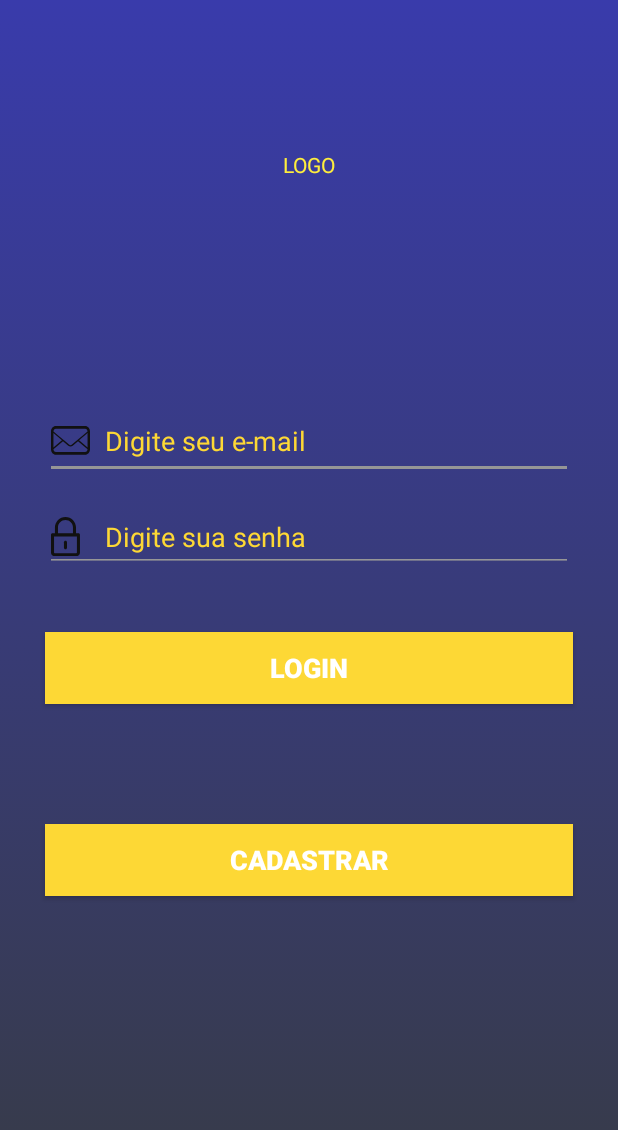
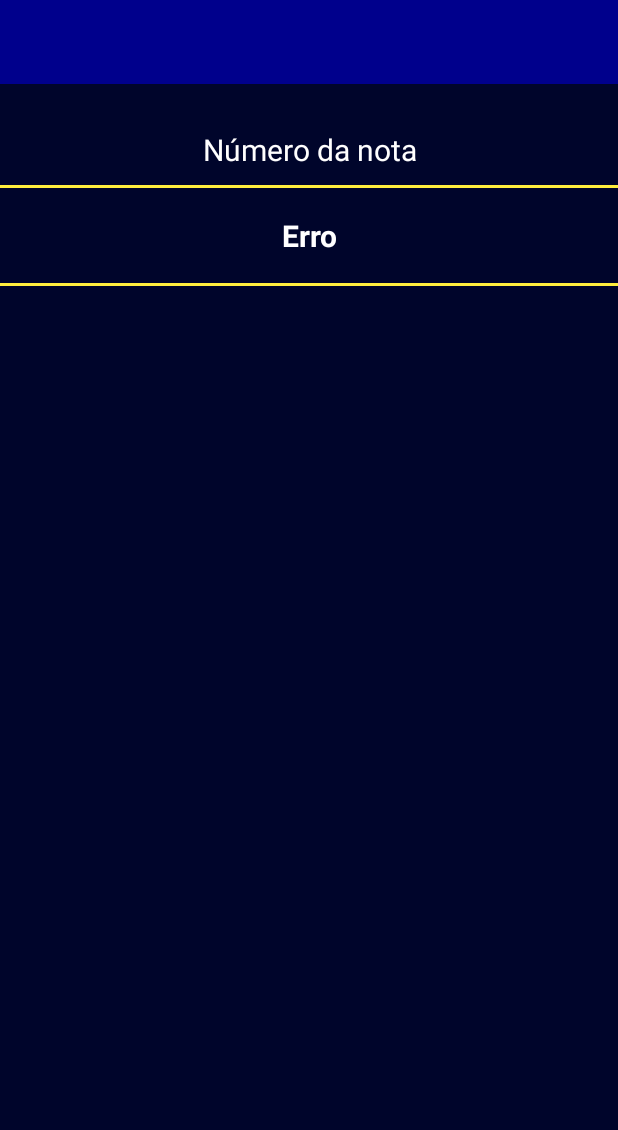
Before and after one commit to gabriel-os/ScanNF, an Android app: the screen it shows after launch (LoginActivity before the commit, InfoNFActivity after it), on a phone screen of 412 x 824 dp. Shown: the top 1130 px of the screen. Run offline under Robolectric (Android 15) with nearby library versions, the light colour scheme and no system bars; 1 statement that could not run was skipped.

Commit message:
Change de system of Barcode reader, change de color code again and create InfoNF's screen (28052019.2)

```diff
--- a/app/build.gradle
+++ b/app/build.gradle
@@ -32,5 +32,6 @@ dependencies {
     androidTestImplementation 'com.android.support.test.espresso:espresso-core:3.0.2'
     implementation 'com.android.support:recyclerview-v7:28.0.0'
     implementation 'com.google.firebase:firebase-core:16.0.9'
+    implementation 'com.journeyapps:zxing-android-embedded:3.5.0'
 }
 apply plugin: 'com.google.gms.google-services'
--- /dev/null
+++ b/app/src/main/java/com/example/scannf/activity/InfoNFActivity.java
@@ -0,0 +1,49 @@
+package com.example.scannf.activity;
+
+import android.content.Intent;
+import android.os.Bundle;
+import android.support.v7.app.AppCompatActivity;
+import android.widget.TextView;
+
+import com.example.scannf.R;
+import com.google.zxing.integration.android.IntentIntegrator;
+import com.google.zxing.integration.android.IntentResult;
+
+public class InfoNFActivity extends AppCompatActivity {
+    private TextView txtNumNF;
+
+    @Override
+    protected void onCreate(Bundle savedInstanceState) {
+        super.onCreate(savedInstanceState);
+        setContentView(R.layout.activity_info_nf);
+        txtNumNF = findViewById(R.id.txt_num_nf);
+
+        new IntentIntegrator(InfoNFActivity.this).setCaptureActivity(ScanActivity.class).initiateScan();
+    }
+
+    @Override
+    protected void onActivityResult(int requestCode, int resultCode, Intent data) {
+
+        IntentResult result = IntentIntegrator.parseActivityResult(requestCode, resultCode, data);
+
+        if (result != null) {
+            if (result.getContents() == null) {
+                finish();
+            } else {
+                //show dialogue with result
+                if (result.getFormatName() == "CODE_128") {
+                    showResultDialogue(result.getContents());
+                }
+            }
+        } else {
+            // This is important, otherwise the result will not be passed to the fragment
+            super.onActivityResult(requestCode, resultCode, data);
+        }
+    }
+
+    public void showResultDialogue(final String result) {
+        System.out.println(result);
+        txtNumNF.setText(result);
+    }
+
+}
--- a/app/src/main/java/com/example/scannf/LoginActivity.java
+++ b/app/src/main/java/com/example/scannf/activity/LoginActivity.java
@@ -1,10 +1,12 @@
-package com.example.scannf;
+package com.example.scannf.activity;
 
 import android.content.Intent;
 import android.os.Bundle;
 import android.support.v7.app.AppCompatActivity;
 import android.view.View;
 import android.widget.Button;
+
+import com.example.scannf.R;
 
 public class LoginActivity extends AppCompatActivity {
     private Button btnSingUp, btnLogin;
--- a/app/src/main/java/com/example/scannf/SingUpActivity.java
+++ b/app/src/main/java/com/example/scannf/activity/SingUpActivity.java
@@ -1,4 +1,4 @@
-package com.example.scannf;
+package com.example.scannf.activity;
 
 import android.os.Bundle;
 import android.support.annotation.NonNull;
@@ -9,6 +9,7 @@ import android.widget.Button;
 import android.widget.EditText;
 import android.widget.Toast;
 
+import com.example.scannf.R;
 import com.google.android.gms.tasks.OnCompleteListener;
 import com.google.android.gms.tasks.Task;
 import com.google.firebase.auth.AuthResult;
--- /dev/null
+++ b/app/src/main/res/layout/activity_info_nf.xml
@@ -0,0 +1,56 @@
+<?xml version="1.0" encoding="utf-8"?>
+<RelativeLayout xmlns:android="http://schemas.android.com/apk/res/android"
+    android:layout_width="match_parent"
+    android:layout_height="match_parent"
+    android:background="@color/dark">
+
+    <android.support.v7.widget.Toolbar
+        android:id="@+id/toolbar_info_nf"
+        android:layout_width="match_parent"
+        android:layout_height="?attr/actionBarSize"
+        android:background="@color/colorPrimaryDark" />
+
+    <TextView
+        android:id="@+id/lbl_titulo"
+        android:layout_width="match_parent"
+        android:layout_height="wrap_content"
+        android:layout_below="@id/toolbar_info_nf"
+        android:layout_marginTop="30dp"
+        android:text="@string/num_nota_title"
+        android:textAlignment="center"
+        android:textColor="#fff"
+        android:textSize="20dp" />
+
+    <View
+        android:id="@+id/view1"
+        android:layout_width="fill_parent"
+        android:layout_height="2dp"
+        android:layout_below="@+id/lbl_titulo"
+        android:layout_alignParentRight="true"
+        android:layout_marginTop="10dp"
+        android:background="@color/colorAccent" />
+
+    <TextView
+        android:id="@+id/txt_num_nf"
+        android:layout_width="match_parent"
+        android:layout_height="wrap_content"
+        android:layout_below="@id/view1"
+        android:layout_marginHorizontal="5dp"
+        android:layout_marginTop="18dp"
+        android:text="Erro"
+        android:textAlignment="center"
+        android:textColor="#fff"
+        android:textSize="20dp"
+        android:textStyle="bold" />
+
+    <View
+        android:id="@+id/view2"
+        android:layout_width="fill_parent"
+        android:layout_height="2dp"
+        android:layout_below="@+id/txt_num_nf"
+        android:layout_alignParentRight="true"
+        android:layout_marginTop="18dp"
+        android:background="@color/colorAccent" />
+
+
+</RelativeLayout>
--- a/app/src/main/res/layout/activity_login.xml
+++ b/app/src/main/res/layout/activity_login.xml
@@ -6,7 +6,7 @@
     android:layout_height="match_parent"
     android:background="@drawable/background_login"
 
-    tools:context=".LoginActivity">
+    tools:context=".activity.LoginActivity">
 
 
     <LinearLayout
--- a/app/src/main/res/layout/activity_singup.xml
+++ b/app/src/main/res/layout/activity_singup.xml
@@ -6,7 +6,7 @@
     android:layout_height="match_parent"
     android:background="@drawable/background_login"
 
-    tools:context=".LoginActivity">
+    tools:context=".activity.LoginActivity">
 
 
     <LinearLayout
--- a/app/src/main/res/values/colors.xml
+++ b/app/src/main/res/values/colors.xml
@@ -1,9 +1,15 @@
 <?xml version="1.0" encoding="utf-8"?>
 <resources>
     <color name="colorPrimary">#0000BE</color>
-    <color name="colorPrimaryDark">#000060</color>
+    <color name="colorPrimaryDark">#00008c</color>
+    <color name="colorPrimaryPastel">#5f38f2</color>
+    <!--Transparent color is #(00)<- opacity + 000000 -->
+    <color name="colorPrimaryTransparent">#2000008c</color>
+
     <color name="colorAccent">#FFEE3D</color>
-    <color name="colorAccentPastel">#FDD835</color>
+    <color name="colorAccentPastel">#ffff74</color>
+    <color name="colorAccentDark">#c8bc00</color>
+
     <color name="colorAccentSecundary">#969696</color>
     <color name="dark">#00052B</color>
     <color name="black">#000</color>
--- a/app/src/main/res/values/strings.xml
+++ b/app/src/main/res/values/strings.xml
@@ -11,4 +11,8 @@
     <string name="singup_head">Cadastro</string>
     <string name="open_drawer">Abrir</string>
     <string name="close_drawer">Fechar</string>
+    <string name="turn_off_flashlight">Ligar Flash</string>
+    <string name="turn_on_flashlight">Desligar Flash</string>
+    <string name="num_nota_title">Número da nota</string>
+
 </resources>
```
Also changed, not shown: app/src/main/AndroidManifest.xml (+14 -3 lines), app/src/main/java/com/example/scannf/activity/MenuActivity.java (renamed from app/src/main/java/com/example/scannf/MenuActivity.java, +4 -4 lines), app/src/main/java/com/example/scannf/activity/ScanActivity.java (+148 -25 lines), app/src/main/res/layout/activity_scan.xml (+5 -3 lines), app/src/main/res/layout/content_scanner.xml (added, +24 -0 lines), app/src/main/res/layout/custom_scanner.xml (added, +33 -0 lines).
